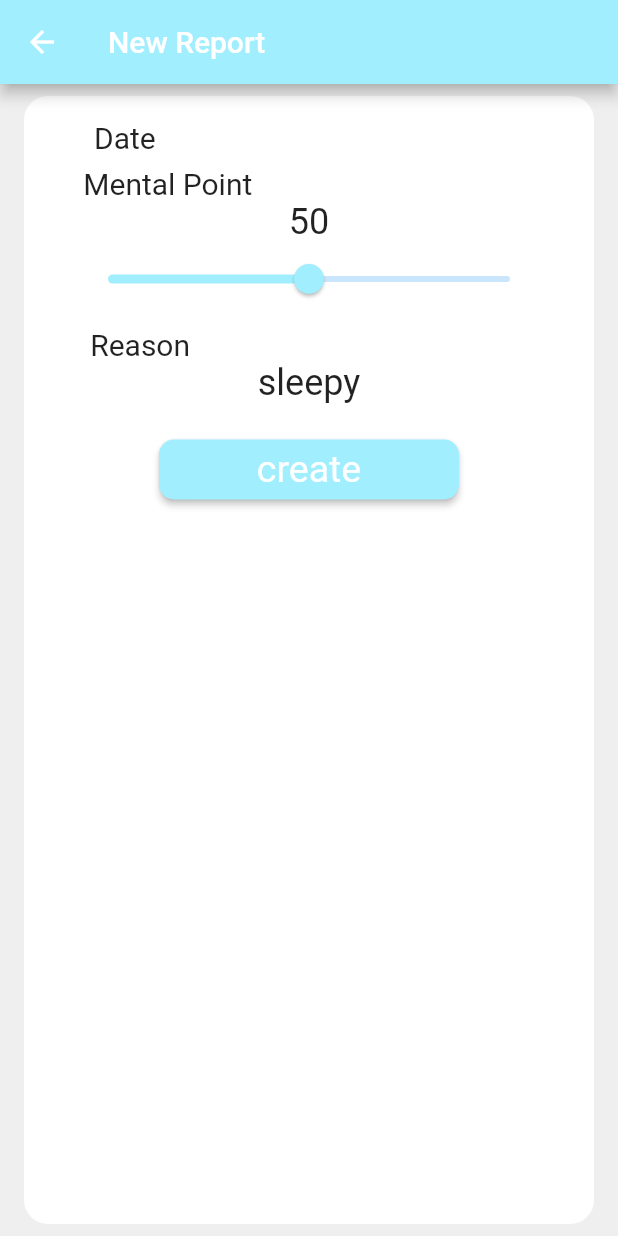
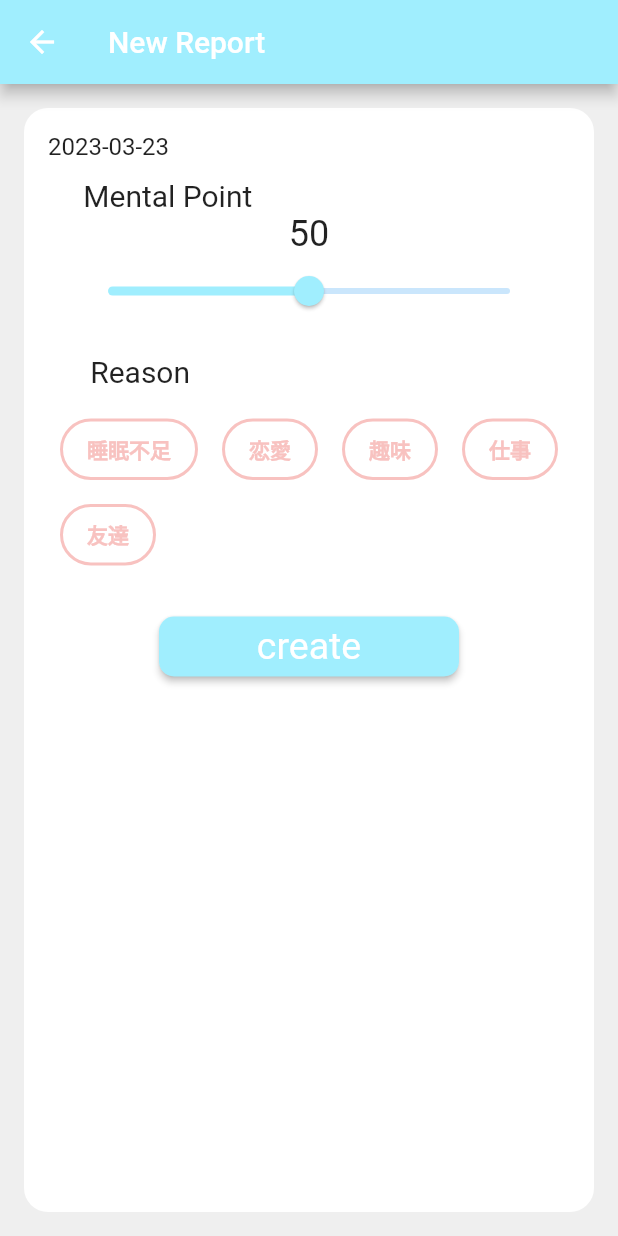
Before and after one commit to GDSC-UTokyo/hackathon__mental-app__mobile, a Flutter app: the CreateReportPage screen opened by its route, on a phone screen of 412 x 824 dp. Run offline on Flutter 3.47's test engine with Material 2 defaults, Android fonts, the phone set to English and light mode, and no system bars; our stand-ins replace firebase_auth, firebase_core, google_fonts, routemaster, syncfusion_flutter_charts; accounts and stored records are empty; statements that could not run were skipped.

Commit message:
add create report page

```diff
--- a/lib/screens/create_report.dart
+++ b/lib/screens/create_report.dart
@@ -1,6 +1,7 @@
 import 'package:flutter/material.dart';
 import 'package:provider/provider.dart';
 import 'package:app/theme/theme.dart';
+import 'package:intl/intl.dart';
 
 class CreateReportPage extends StatefulWidget {
   const CreateReportPage({super.key});
@@ -9,16 +10,30 @@ class CreateReportPage extends StatefulWidget {
   _CreateReportPageState createState() => _CreateReportPageState();
 }
 
+class Reason {
+  String id;
+  String reason; // reasonIdsを入れる
+
+  Reason(this.id, this.reason);
+}
+
 class _CreateReportPageState extends State<CreateReportPage> {
   double mentalPoint = 50.0;
-  final now = DateTime.now();
+  List<Reason> reasonList = [
+    Reason("1", "睡眠不足"),
+    Reason("2", "恋愛"),
+    Reason("3", "趣味"),
+    Reason("4", "仕事"),
+    Reason("5", "友達"),
+  ];
+  var selectedIdList = <String>[];
 
   @override
   Widget build(BuildContext context) {
     final themeColor = Provider.of<ThemeProvider>(context).theme.colorTheme;
-    // DateTime now = DateTime.now();
-    // DateFormat outputFormat = DateFormat('yyyy-MM-dd');
-    // String date = outputFormat.format(now);
+    DateTime now = DateTime.now();
+    DateFormat outputFormat = DateFormat('yyyy-MM-dd');
+    String date = outputFormat.format(now);
 
     return Scaffold(
       backgroundColor: themeColor.background,
@@ -28,7 +43,7 @@ class _CreateReportPageState extends State<CreateReportPage> {
       ),
       body: Container(
         padding: const EdgeInsets.all(16),
-        margin: const EdgeInsets.symmetric(vertical: 8, horizontal: 16),
+        margin: const EdgeInsets.symmetric(vertical: 16, horizontal: 16),
         decoration: BoxDecoration(
           borderRadius: BorderRadius.circular(16),
           color: Colors.white,
@@ -36,19 +51,16 @@ class _CreateReportPageState extends State<CreateReportPage> {
         child: Column(
           crossAxisAlignment: CrossAxisAlignment.start,
           children: [
-            Container(
-              alignment: const Alignment(-0.8,0),
-              child: const Text(
-                'Date',
-                style: TextStyle(
-                  //fontWeight: FontWeight.bold,
-                  fontSize: 20,
-                ),
+            Text(
+              date,
+              style: const TextStyle(
+                //fontWeight: FontWeight.bold,
+                fontSize: 16,
               ),
             ),
-            const SizedBox(height: 8),
+            const SizedBox(height: 12),
             Container(
-              alignment: const Alignment(-0.8,0),
+              alignment: const Alignment(-0.8, 0),
               child: const Text(
                 'Mental Point',
                 style: TextStyle(
@@ -74,9 +86,9 @@ class _CreateReportPageState extends State<CreateReportPage> {
               ),
               child: Slider(
                 value: mentalPoint,
-                onChanged:  (value) {
+                onChanged: (value) {
                   setState(() {
-                      mentalPoint = value;
+                    mentalPoint = value;
                   });
                 },
                 min: 0.0,
@@ -88,7 +100,10 @@ class _CreateReportPageState extends State<CreateReportPage> {
             ),
             const SizedBox(height: 8),
             Container(
-              alignment: const Alignment(-0.8,0),
+              padding: const EdgeInsets.only(
+                top: 10,
+              ),
+              alignment: const Alignment(-0.8, 0),
               child: const Text(
                 'Reason',
                 style: TextStyle(
@@ -97,27 +112,65 @@ class _CreateReportPageState extends State<CreateReportPage> {
                 ),
               ),
             ),
-            Container(
-              alignment: Alignment.center,
-              child: Text(
-                "sleepy",
-                style: const TextStyle(
-                  //fontWeight: FontWeight.bold,
-                  fontSize: 24,
-                ),
+            Center(
+              child: Padding(
+                  padding: const EdgeInsets.only(
+                    top: 20,
+                  ),
+                  child: Column(
+                    children: [
+                      Wrap(
+                        runSpacing: 16,
+                        spacing: 16,
+                        children: reasonList.map((reason) {
+                          final isSelected = selectedIdList.contains(reason.id);
+                          return InkWell(
+                            borderRadius: const BorderRadius.all(Radius.circular(32)),
+                            onTap: () {
+                              if (isSelected) {
+                                selectedIdList.remove(reason.id);
+                              } else {
+                                selectedIdList.add(reason.id);
+                              }
+                              setState(() {});
+                            },
+                            child: AnimatedContainer(
+                              duration: const Duration(milliseconds: 200),
+                              padding: const EdgeInsets.symmetric(horizontal: 16, vertical: 8),
+                              decoration: BoxDecoration(
+                                borderRadius: const BorderRadius.all(Radius.circular(32)),
+                                border: Border.all(
+                                  width: 2,
+                                  color: themeColor.secondary,
+                                ),
+                                color: isSelected ? themeColor.secondary : null,
+                              ),
+                              child: Text(
+                                reason.reason,
+                                style: TextStyle(
+                                  color: isSelected ? themeColor.white[0] : themeColor.secondary,
+                                  fontWeight: FontWeight.bold,
+                                ),
+                              ),
+                            ),
+                          );
+                        }).toList(),
+                      )
+                    ],
+                  )
               ),
             ),
             Center(
               child: Padding(
                 padding: const EdgeInsets.only(
-                  top: 20,
+                  top: 30,
                 ),
                 child: ElevatedButton(
                   onPressed: () {},
                   style: ElevatedButton.styleFrom(
                     backgroundColor: themeColor.primary,
                     foregroundColor: themeColor.white.first,
-                    fixedSize: const Size(200,40),
+                    fixedSize: const Size(200, 40),
                     shape: RoundedRectangleBorder(
                       borderRadius: BorderRadius.circular(10),
                     ),
--- a/pubspec.yaml
+++ b/pubspec.yaml
@@ -41,6 +41,7 @@ dependencies:
   google_fonts: ^4.0.3
   firebase_auth: ^4.2.2
   firebase_core: ^2.8.0
+  intl: ^0.18.0
 
 dependency_overrides:
   intl: ^0.18.0
```
Also changed, not shown: pubspec.lock.
